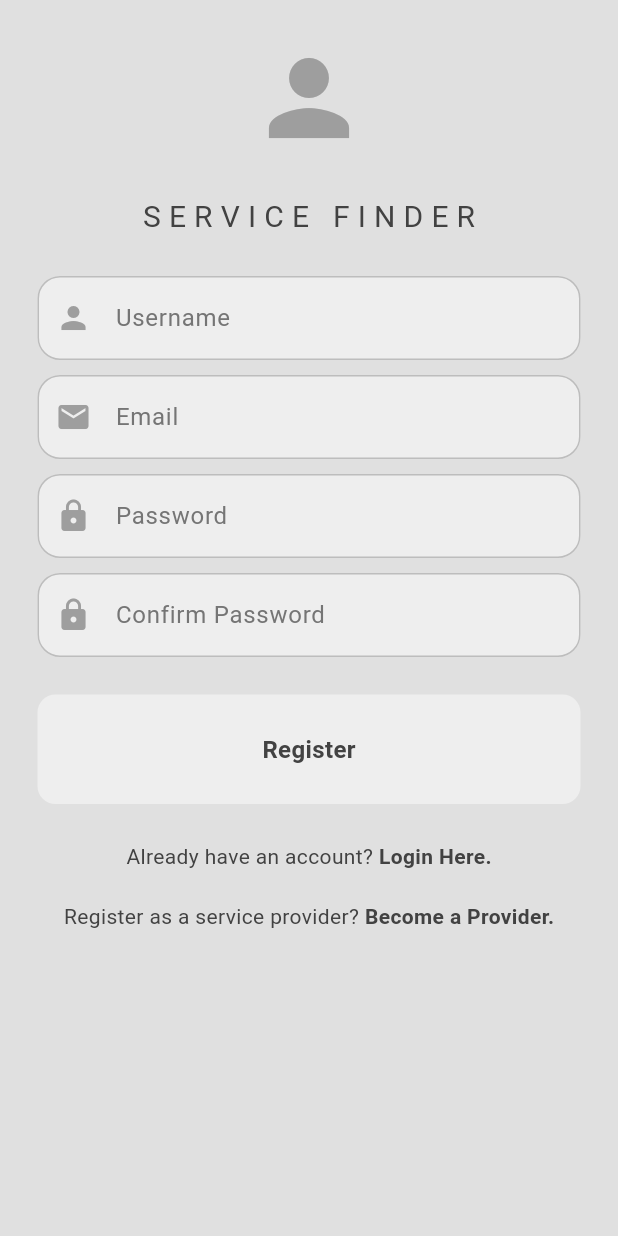
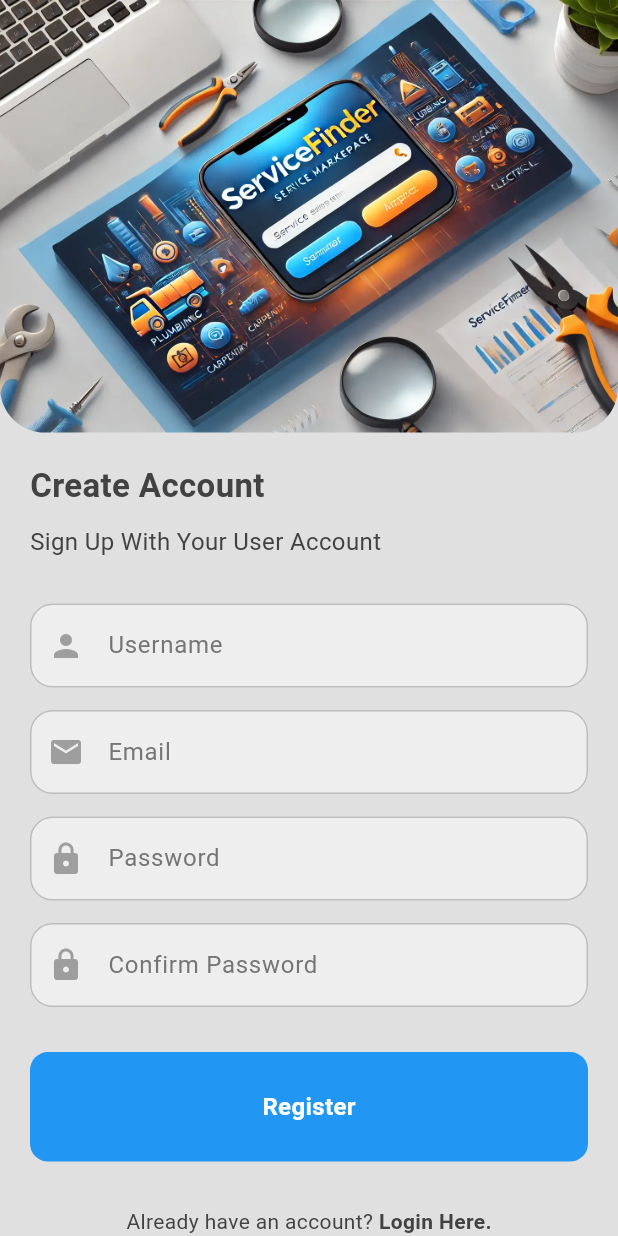
Before and after one commit to AmiruHoradagoda/service_finder_application, a Flutter app: the screen it shows after launch, after a tap on "Register Here.", on a phone screen of 412 x 824 dp. Run offline on Flutter 3.47's test engine with Material 3 defaults, Android fonts, the light colour scheme and no system bars; our stand-ins replace cloud_firestore, firebase_auth, firebase_core, firebase_storage, image_picker; accounts and stored records are empty; network calls fail.

Commit message:
Enhance UI Design for Authentication Screens

```diff
--- a/lib/components/my_button.dart
+++ b/lib/components/my_button.dart
@@ -3,11 +3,13 @@ import 'package:flutter/material.dart';
 class MyButton extends StatelessWidget {
   final String text;
   final void Function()? onTap;
+  final Color? color; // New color parameter
 
   const MyButton({
     super.key,
     required this.onTap,
     required this.text,
+    this.color,
   });
 
   @override
@@ -16,7 +18,10 @@ class MyButton extends StatelessWidget {
       onTap: onTap,
       child: Container(
         decoration: BoxDecoration(
-          color: Theme.of(context).colorScheme.primary,
+          color: color ??
+              Theme.of(context)
+                  .colorScheme
+                  .primary, // Use passed color or default to primary
           borderRadius: BorderRadius.circular(12),
         ),
         padding: const EdgeInsets.all(25),
@@ -26,6 +31,7 @@ class MyButton extends StatelessWidget {
             style: const TextStyle(
               fontWeight: FontWeight.bold,
               fontSize: 16,
+              color: Colors.white, // White text for contrast
             ),
           ),
         ),
--- a/lib/pages/login_page.dart
+++ b/lib/pages/login_page.dart
@@ -37,54 +37,85 @@ class _LoginPageState extends State<LoginPage> {
 
   @override
   Widget build(BuildContext context) {
+    final size = MediaQuery.of(context).size; // Get screen size
+
     return Scaffold(
-      backgroundColor: Theme.of(context).colorScheme.surface,
+      backgroundColor: Theme.of(context).colorScheme.background,
       body: SingleChildScrollView(
-        child: Padding(
-          padding: const EdgeInsets.all(25.0),
-          child: Center(
         child: Column(
-              mainAxisAlignment: MainAxisAlignment.center,
+          crossAxisAlignment: CrossAxisAlignment.start,
           children: [
-                Icon(
-                  Icons.person,
-                  size: 80,
-                  color: Theme.of(context).colorScheme.inversePrimary,
+            // Image at the top covering the screen width (Full width, 35% height of screen)
+            Container(
+              width: size.width,
+              height: size.height * 0.35, // 35% of the screen height
+              decoration: BoxDecoration(
+                image: DecorationImage(
+                  fit: BoxFit.cover, // Image will cover the container
+                  image: AssetImage('assets/images/service-provider-login.png'),
                 ),
-                const SizedBox(height: 25),
-                const Text("S E R V I C E   F I N D E R",
-                    style: TextStyle(fontSize: 20)),
-                const SizedBox(height: 25),
+                borderRadius: const BorderRadius.only(
+                  bottomLeft: Radius.circular(30),
+                  bottomRight: Radius.circular(30),
+                ),
+              ),
+            ),
+            Padding(
+              padding: const EdgeInsets.all(15.0),
+              child: Column(
+                crossAxisAlignment: CrossAxisAlignment.start,
+                children: [
+                  const SizedBox(height: 20), // Adjust space from top
+                  const Text(
+                    "Sign In",
+                    style: TextStyle(
+                      fontSize: 22,
+                      fontWeight: FontWeight.bold,
+                      color: Colors.black87, // Dark text for readability
+                    ),
+                  ),
+                  const Text(
+                    "Connect With Your User Account",
+                    style: TextStyle(
+                      fontSize: 16,
+                      color: Colors.black54, // Lighter text for subheading
+                    ),
+                  ),
+                  const SizedBox(height: 30),
                   MyTextField(
                     hintText: "Email",
                     obscureText: false,
                     controller: emailController,
-                  keyboardType:
-                      TextInputType.emailAddress, // Added keyboardType
-                  icon: const Icon(Icons.email, color: Colors.grey),
+                    keyboardType: TextInputType.emailAddress,
+                    icon: const Icon(Icons.email, color: Colors.blue),
                   ),
-                const SizedBox(height: 10),
+                  const SizedBox(height: 15),
                   MyTextField(
                     hintText: "Password",
                     obscureText: true,
                     controller: passwordController,
-                  keyboardType: TextInputType.text, // Added keyboardType
-                  icon: const Icon(Icons.lock, color: Colors.grey),
+                    keyboardType: TextInputType.text,
+                    icon: const Icon(Icons.lock, color: Colors.blue),
                   ),
-                const SizedBox(height: 10),
+                  const SizedBox(height: 15),
                   Row(
                     mainAxisAlignment: MainAxisAlignment.end,
                     children: [
                       Text(
                         "Forgot Password?",
                         style: TextStyle(
-                          color: Theme.of(context).colorScheme.secondary),
+                            color: Theme.of(context).colorScheme.secondary,
+                            fontWeight: FontWeight.bold),
                       ),
                     ],
                   ),
-                const SizedBox(height: 25),
-                MyButton(onTap: login, text: "Login"),
-                const SizedBox(height: 25),
+                  const SizedBox(height: 30),
+                  MyButton(
+                    onTap: login,
+                    text: "Login",
+                    color: Colors.blue,
+                  ),
+                  const SizedBox(height: 30),
                   Row(
                     mainAxisAlignment: MainAxisAlignment.center,
                     children: [
@@ -93,7 +124,10 @@ class _LoginPageState extends State<LoginPage> {
                         onTap: widget.onTap,
                         child: const Text(
                           " Register Here.",
-                        style: TextStyle(fontWeight: FontWeight.bold),
+                          style: TextStyle(
+                            fontWeight: FontWeight.bold,
+                            color: Colors.blue,
+                          ),
                         ),
                       ),
                     ],
@@ -101,6 +135,7 @@ class _LoginPageState extends State<LoginPage> {
                 ],
               ),
             ),
+          ],
         ),
       ),
     );
--- a/lib/pages/register_page.dart
+++ b/lib/pages/register_page.dart
@@ -71,61 +71,101 @@ class _RegisterPageState extends State<RegisterPage> {
 
   @override
   Widget build(BuildContext context) {
+    final size = MediaQuery.of(context).size; // Get screen size
+
     return Scaffold(
       backgroundColor: Theme.of(context).colorScheme.surface,
       body: SingleChildScrollView(
-        child: Padding(
-          padding: const EdgeInsets.all(25.0),
-          child: Center(
         child: Column(
-              mainAxisAlignment: MainAxisAlignment.center,
+          crossAxisAlignment: CrossAxisAlignment.start,
           children: [
-                Icon(
-                  Icons.person,
-                  size: 80,
-                  color: Theme.of(context).colorScheme.inversePrimary,
+            // Image at the top covering the screen width (Full width, 35% height of screen)
+            Container(
+              width: size.width,
+              height: size.height * 0.35, // 35% of the screen height
+              decoration: const BoxDecoration(
+                image: DecorationImage(
+                  fit: BoxFit.cover, // Image will cover the container
+                  image: AssetImage('assets/images/service-provider-login.png'),
                 ),
-                const SizedBox(height: 25),
-                const Text(
-                  "S E R V I C E   F I N D E R",
-                  style: TextStyle(fontSize: 20),
+                borderRadius: BorderRadius.only(
+                  bottomLeft: Radius.circular(30),
+                  bottomRight: Radius.circular(30),
                 ),
-                const SizedBox(height: 25),
+              ),
+            ),
+            Padding(
+              padding: const EdgeInsets.all(20.0),
+              child: Column(
+                crossAxisAlignment: CrossAxisAlignment.start,
+                children: [
+                  Text(
+                    "Create Account",
+                    style: TextStyle(
+                      fontSize: 22,
+                      fontWeight: FontWeight.bold,
+                      color: Colors.grey.shade800,
+                    ),
+                  ),
+                  const SizedBox(height: 10),
+                  Text(
+                    "Sign Up With Your User Account",
+                    style: TextStyle(
+                      fontSize: 16,
+                      color: Colors.grey.shade800,
+                    ),
+                  ),
+                  const SizedBox(height: 30),
+
+                  // User Name
                   MyTextField(
                     hintText: "Username",
                     obscureText: false,
                     controller: userNameController,
-                  keyboardType: TextInputType.text, // Added keyboardType
+                    keyboardType: TextInputType.text,
                     icon: const Icon(Icons.person, color: Colors.grey),
                   ),
-                const SizedBox(height: 10),
+                  const SizedBox(height: 15),
+
+                  // Email
                   MyTextField(
                     hintText: "Email",
                     obscureText: false,
                     controller: emailController,
-                  keyboardType:
-                      TextInputType.emailAddress, // Added keyboardType
+                    keyboardType: TextInputType.emailAddress,
                     icon: const Icon(Icons.email, color: Colors.grey),
                   ),
-                const SizedBox(height: 10),
+                  const SizedBox(height: 15),
+
+                  // Password
                   MyTextField(
                     hintText: "Password",
                     obscureText: true,
                     controller: passwordController,
-                  keyboardType: TextInputType.text, // Added keyboardType
+                    keyboardType: TextInputType.text,
                     icon: const Icon(Icons.lock, color: Colors.grey),
                   ),
-                const SizedBox(height: 10),
+                  const SizedBox(height: 15),
+
+                  // Confirm Password
                   MyTextField(
                     hintText: "Confirm Password",
                     obscureText: true,
                     controller: confirmPasswordController,
-                  keyboardType: TextInputType.text, // Added keyboardType
+                    keyboardType: TextInputType.text,
                     icon: const Icon(Icons.lock, color: Colors.grey),
                   ),
-                const SizedBox(height: 25),
-                MyButton(onTap: registerUser, text: "Register"),
-                const SizedBox(height: 25),
+                  const SizedBox(height: 30),
+
+                  // Register Button
+                  MyButton(
+                    onTap: registerUser,
+                    text: "Register",
+                    color: Colors.blue, // Set suitable color for the button
+                  ),
+                  const SizedBox(height: 30),
+
+                  // Existing Account Text
                   Row(
                     mainAxisAlignment: MainAxisAlignment.center,
                     children: [
@@ -140,6 +180,8 @@ class _RegisterPageState extends State<RegisterPage> {
                     ],
                   ),
                   const SizedBox(height: 20),
+
+                  // Register as a Provider Text
                   Row(
                     mainAxisAlignment: MainAxisAlignment.center,
                     children: [
@@ -156,6 +198,7 @@ class _RegisterPageState extends State<RegisterPage> {
                 ],
               ),
             ),
+          ],
         ),
       ),
     );
--- a/pubspec.yaml
+++ b/pubspec.yaml
@@ -67,7 +67,8 @@ flutter:
 
   # To add assets to your application, add an assets section, like this:
 
-  #   - images/a_dot_ham.jpeg
+  assets:
+    - assets/images/
 
   # An image asset can refer to one or more resolution-specific "variants", see
   # https://flutter.dev/assets-and-images/#resolution-aware
```
Also changed, not shown: lib/pages/provider_register_page.dart (+52 -32 lines), assets/images/service-provider-login.png (added). Lines whose indentation alone changed are shown as unchanged.
